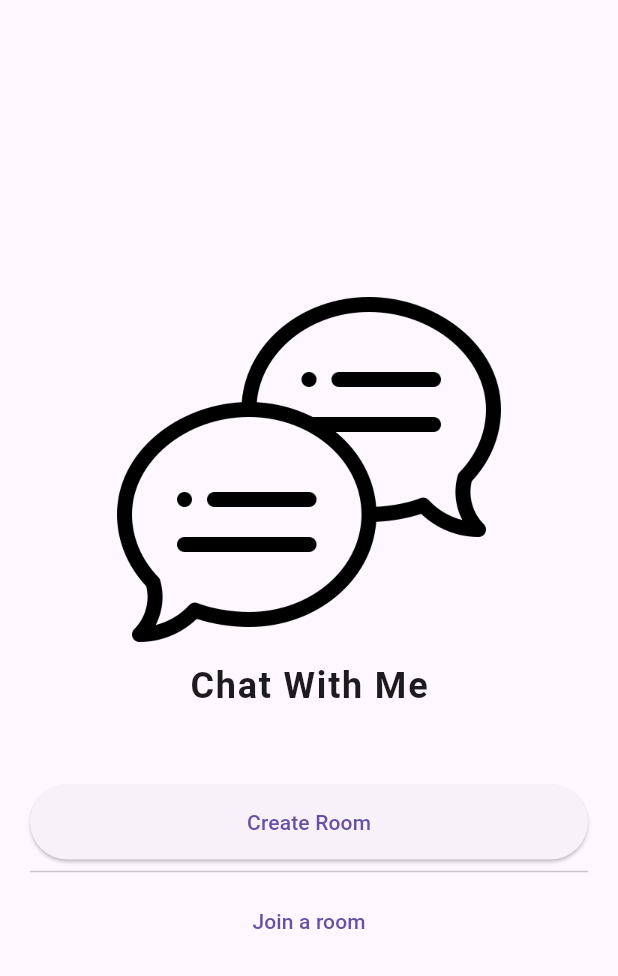
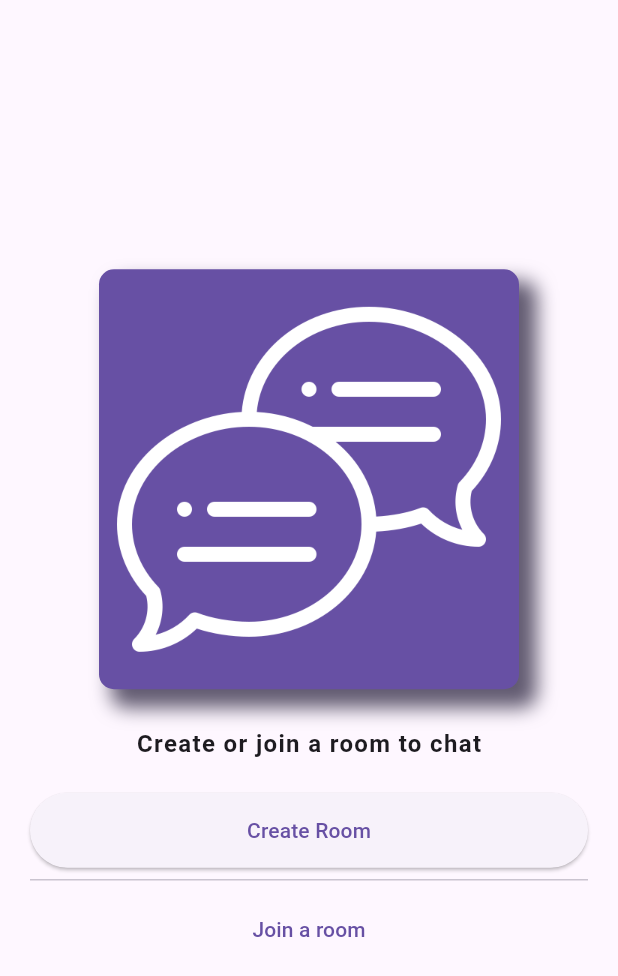
Before and after one commit to tuuhin/realtime-chat-dart, a Flutter app: the screen it shows after launch, on a phone screen of 412 x 824 dp. Shown: the top 976 px of the screen. Run offline on Flutter 3.47's test engine with Material 2 defaults, Android fonts, the phone set to English and light mode, and no system bars; our stand-ins replace dio, flutter_dotenv, flutter_riverpod, freezed_annotation, go_router, shared_preferences and 1 more; missing offline and left inert: mongo_dart; generated files the repository leaves out were written again.

Commit message:
Modified the dio serialization fix: There was some error in json encoding thus using dart convert to jsonencode the data Rest are some Ui improvements

```diff
--- a/lib/feature_room/rooms.dart
+++ b/lib/feature_room/rooms.dart
@@ -14,19 +14,38 @@ class Rooms extends StatelessWidget {
           mainAxisAlignment: MainAxisAlignment.center,
           crossAxisAlignment: CrossAxisAlignment.center,
           children: [
-            Image.asset("assets/images/speech.png", scale: 2),
+            Container(
+              padding: const EdgeInsets.all(12.0),
+              decoration: BoxDecoration(
+                color: Theme.of(context).colorScheme.primary,
+                borderRadius: BorderRadius.circular(10),
+                boxShadow: [
+                  BoxShadow(
+                      color: Theme.of(context).colorScheme.secondary,
+                      offset: const Offset(10, 10),
+                      blurRadius: 10,
+                      spreadRadius: 2)
+                ],
+              ),
+              child: Image.asset(
+                "assets/images/speech.png",
+                scale: 2,
+                color: Theme.of(context).colorScheme.onPrimary,
+              ),
+            ),
+            const SizedBox(height: 25),
             Text(
-              "Chat With Me",
+              "Create or join a room to chat",
               style: Theme.of(context)
                   .textTheme
-                  .headlineSmall
-                  ?.copyWith(fontWeight: FontWeight.bold, letterSpacing: 1.2),
+                  .bodyLarge
+                  ?.copyWith(fontWeight: FontWeight.w600, letterSpacing: .9),
             ),
-            const SizedBox(height: 50),
+            const SizedBox(height: 20),
             ElevatedButton(
                 style:
                     ElevatedButton.styleFrom(fixedSize: Size(size.width, 50)),
-                onPressed: () =>context.push('/create-room'),
+                onPressed: () => context.push('/create-room'),
                 child: const Text("Create Room")),
             const Divider(),
             TextButton(
--- a/lib/feature_room/ui/widgets/create_room_dialog.dart
+++ b/lib/feature_room/ui/widgets/create_room_dialog.dart
@@ -7,9 +7,7 @@ import 'create_room_viewer.dart';
 
 class CreateRoomDialog extends ConsumerStatefulWidget {
   final int maxCount;
-  final String username;
   const CreateRoomDialog({
-    required this.username,
     super.key,
     required this.maxCount,
   });
--- a/lib/feature_room/ui/widgets/room_filler.dart
+++ b/lib/feature_room/ui/widgets/room_filler.dart
@@ -56,7 +56,6 @@ class _RoomIdFillerState extends State<RoomIdFiller> {
   }
 
   String? _validate(String? value) {
-    if (widget.formKey == null) return null;
     if (value != null && value.isEmpty) return "";
     return null;
   }
--- a/lib/main.dart
+++ b/lib/main.dart
@@ -1,19 +1,21 @@
 import 'package:logging/logging.dart';
-import './utils/router.dart';
 import 'package:flutter/material.dart';
 import 'package:flutter_riverpod/flutter_riverpod.dart';
 import 'package:flutter_dotenv/flutter_dotenv.dart';
+import 'package:url_strategy/url_strategy.dart';
+
+import './utils/router.dart';
 
 final logger = Logger("Realtime-Chat-App-Logger");
-
 void main() {
   dotenv.load(fileName: ".env");
 
   Logger.root.level = Level.ALL; // defaults to Level.INFO
   Logger.root.onRecord.listen(
     (record) => debugPrint(
-        '${record.loggerName}: ${record.level.name}: ${record.time}: ${record.message}'),
+        '${record.loggerName} => ${record.level.name}: ${record.time}: ${record.message}'),
   );
+  setPathUrlStrategy();
   runApp(const ProviderScope(child: MyApp()));
 }
 
@@ -21,8 +23,7 @@ class MyApp extends StatelessWidget {
   const MyApp({super.key});
 
   @override
-  Widget build(BuildContext context) {
-    return MaterialApp.router(
+  Widget build(BuildContext context) => MaterialApp.router(
         debugShowCheckedModeBanner: false,
         title: 'Realtime Chat App',
         theme: ThemeData(
@@ -35,4 +36,3 @@ class MyApp extends StatelessWidget {
         routerDelegate: router.routerDelegate,
       );
 }
-}
--- a/pubspec.yaml
+++ b/pubspec.yaml
@@ -35,7 +35,7 @@ dependencies:
   # Use with the CupertinoIcons class for iOS style icons.
   cupertino_icons: ^1.0.2
   go_router: ^6.0.1
-  dio: ^4.0.6
+  dio: ^5.0.0
   flutter_riverpod: ^2.1.3
   logging: ^1.1.1
   shared_preferences: ^2.0.17
@@ -45,6 +45,7 @@ dependencies:
 
   flutter_dotenv: ^5.0.2
   web_socket_channel: ^2.3.0
+  url_strategy: ^0.2.0
 
 dev_dependencies:
   flutter_test:
```
Also changed, not shown: lib/feature_room/data/room_api.dart (+18 -3 lines), lib/feature_room/ui/routes/create_room.dart (+23 -11 lines), lib/feature_room/ui/routes/join_room.dart (+28 -16 lines), lib/feature_room/ui/widgets/create_room_viewer.dart (+22 -11 lines), pubspec.lock. Lines whose indentation alone changed are shown as unchanged.
